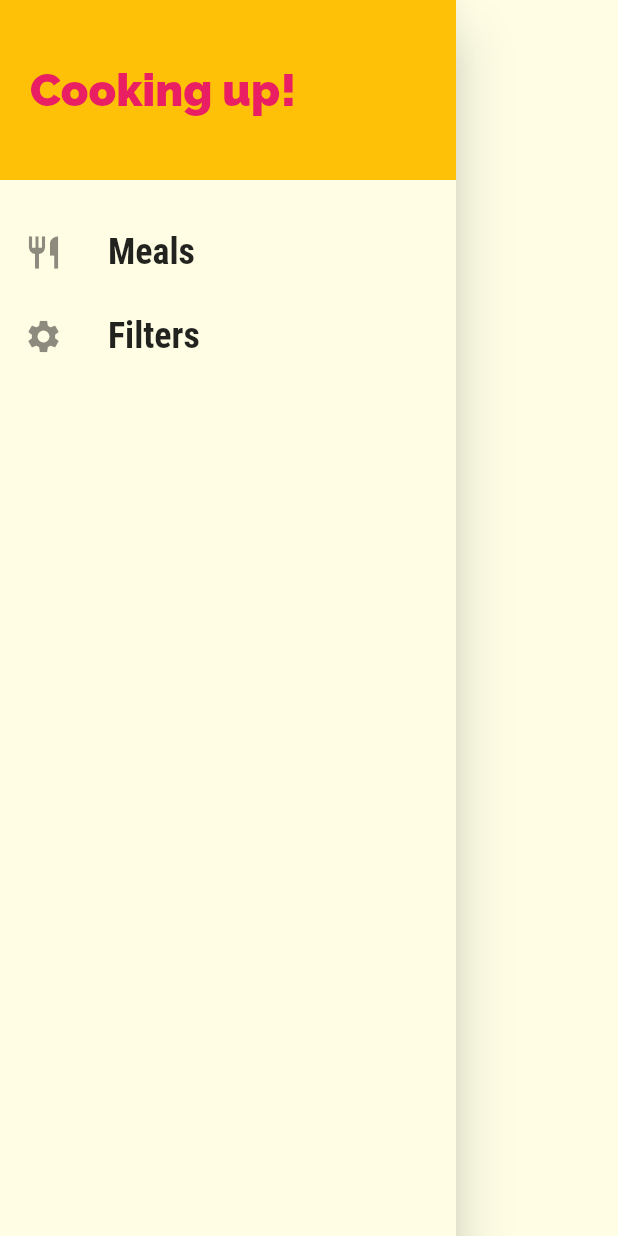
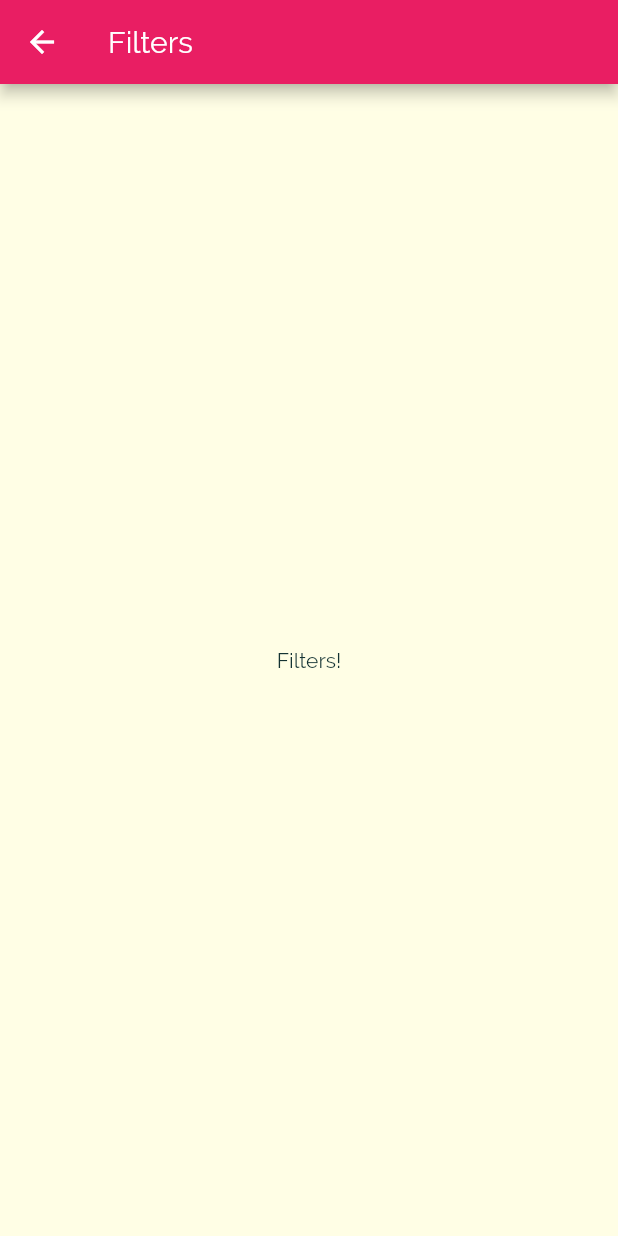
Before and after one commit to yaser-eftekhari/flutter-meal_app, a Flutter app: the MainDrawer widget shown alone on an empty page, opened directly, after a tap on "Filters", on a phone screen of 412 x 824 dp. Run offline on Flutter 3.47's test engine with Material 2 defaults, Android fonts, the phone set to English and light mode, and no system bars; network calls fail.

Commit message:
added routes for items in the hamburger menu and drawer

```diff
--- a/lib/main.dart
+++ b/lib/main.dart
@@ -4,6 +4,8 @@ import 'screens/categories_screen.dart';
 import 'screens/category_meals_screen.dart';
 import 'screens/recipe_detail_screen.dart';
 import 'screens/tabs_screen.dart';
+import 'screens/filters_screen.dart';
+
 // import 'screens/tab_bar_screen.dart';
 
 void main() => runApp(MyApp());
@@ -35,10 +37,12 @@ class MyApp extends StatelessWidget {
       ),
       // home: TabsScreen(),
       // home: CategoriesScreen(),
-      home: TabsScreen(),
+      // home: TabsScreen(),
       routes: {
+        "/" : (ctx) => TabsScreen(),
         CategoryMealsScreen.routeName : (ctx) => CategoryMealsScreen(),
         RecipeDetailScreen.routeName : (ctx) => RecipeDetailScreen(),
+        FiltersScreen.routeName: (ctx) => FiltersScreen(),
       },
       onUnknownRoute: (settings) {
         return MaterialPageRoute(builder: (ctx) => CategoriesScreen());
--- /dev/null
+++ b/lib/screens/filters_screen.dart
@@ -0,0 +1,17 @@
+import 'package:flutter/material.dart';
+
+class FiltersScreen extends StatelessWidget {
+  static const routeName = "/filters";
+
+  @override
+  Widget build(BuildContext context) {
+    return Scaffold(
+      appBar: AppBar(
+        title: Text("Filters"),
+      ),
+      body: Center(
+        child: Text("Filters!"),
+      ),
+    );
+  }
+}
--- a/lib/screens/recipe_detail_screen.dart
+++ b/lib/screens/recipe_detail_screen.dart
@@ -21,7 +21,7 @@ class RecipeDetailScreen extends StatelessWidget {
       return Container(
         margin: EdgeInsets.symmetric(vertical: 10),
         child: Text(
-          "Ingredients",
+          title,
           style: Theme.of(context).textTheme.headline6,
         ),
       );
--- a/lib/widgets/main_drawer.dart
+++ b/lib/widgets/main_drawer.dart
@@ -1,7 +1,9 @@
 import 'package:flutter/material.dart';
+import '../screens/filters_screen.dart';
 
 class MainDrawer extends StatelessWidget {
-  Widget buildListTile(String title, IconData iconData) {
+  Widget buildListTile(
+      String title, IconData iconData, void Function() tapHandler) {
     return ListTile(
       leading: Icon(iconData, size: 26),
       title: Text(
@@ -12,7 +14,7 @@ class MainDrawer extends StatelessWidget {
           fontWeight: FontWeight.bold,
         ),
       ),
-      onTap: () {},
+      onTap: tapHandler,
     );
   }
 
@@ -39,8 +41,12 @@ class MainDrawer extends StatelessWidget {
           SizedBox(
             height: 20,
           ),
-          buildListTile("Meals", Icons.restaurant),
-          buildListTile("Filters", Icons.settings),
+          buildListTile("Meals", Icons.restaurant, () {
+            Navigator.of(context).pushNamed("/");
+          }),
+          buildListTile("Filters", Icons.settings, () {
+            Navigator.of(context).pushNamed(FiltersScreen.routeName);
+          }),
         ],
       ),
     );
```
